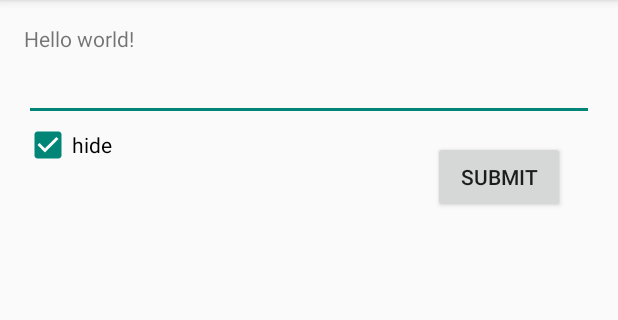
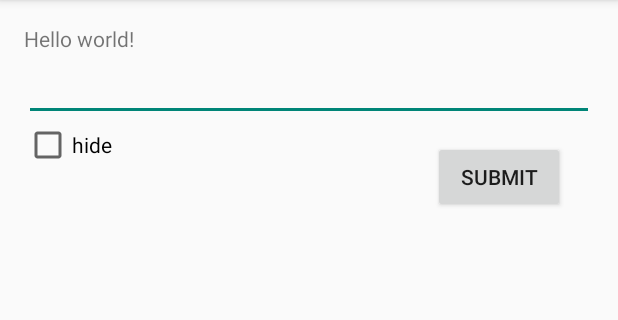
Before and after one commit to chuchiay/Github, an Android app: the screen it shows after launch (MainActivity), after a tap on "SUBMIT", on a phone screen of 412 x 824 dp, the part 84-404 px from its top. Run offline under Robolectric (Android 15) with nearby library versions, the phone set to English and light mode, and no system bars.

```diff
--- a/SimpleUI/app/src/main/java/com/chuchiay/simpleui/MainActivity.java
+++ b/SimpleUI/app/src/main/java/com/chuchiay/simpleui/MainActivity.java
@@ -1,5 +1,7 @@
 package com.chuchiay.simpleui;
 
+import android.content.Context;
+import android.content.SharedPreferences;
 import android.support.v7.app.AppCompatActivity;
 import android.os.Bundle;
 import android.view.KeyEvent;
@@ -14,16 +16,27 @@ public class MainActivity extends AppCompatActivity {
 
     private EditText inputText;
     private CheckBox hide;
+    private SharedPreferences sp;
+    private SharedPreferences.Editor editor;
+
 
     @Override
     protected void onCreate(Bundle savedInstanceState) {
         super.onCreate(savedInstanceState);
         setContentView(R.layout.activity_main);
 
+        sp = getSharedPreferences("settings", Context.MODE_PRIVATE);
+        editor = sp.edit();
+
+
         inputText = (EditText)findViewById(R.id.inputText);
         inputText.setOnKeyListener(new View.OnKeyListener(){
             @Override
             public boolean onKey(View view, int keyCode, KeyEvent keyEvent){
+
+                String text = inputText.getText().toString();
+                editor.putString("inputText", text);
+                editor.commit();
 
                 if(keyEvent.getAction() == KeyEvent.ACTION_DOWN){
                     if(keyCode == KeyEvent.KEYCODE_ENTER){
@@ -36,9 +49,8 @@ public class MainActivity extends AppCompatActivity {
                 return false;
             }
         });
-
+        inputText.setText(sp.getString("inputText",""));
         hide = (CheckBox) findViewById(R.id.hideCheckbox);
-        hide.setChecked(true);
     }
 
     @Override
@@ -65,6 +77,10 @@ public class MainActivity extends AppCompatActivity {
 
     public void submit(View view){
         String text = inputText.getText().toString();
+
+        if(hide.isChecked()){
+            inputText.setText("********");
+        }
         Toast.makeText(this,text,Toast.LENGTH_SHORT).show();
         inputText.setText("");
     }
```
